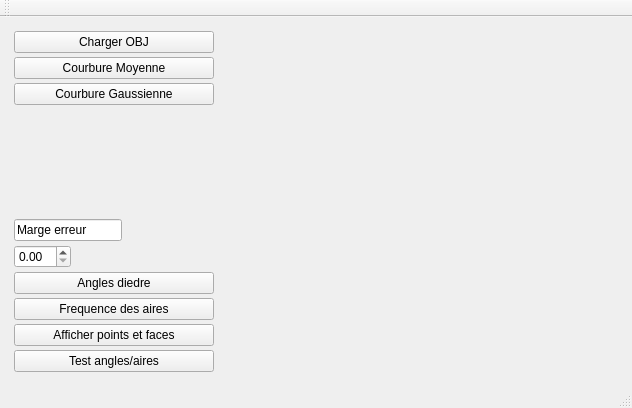
Old version of the form starterLight/mainwindow.ui in the repository SkreyZ/AppliIndus.
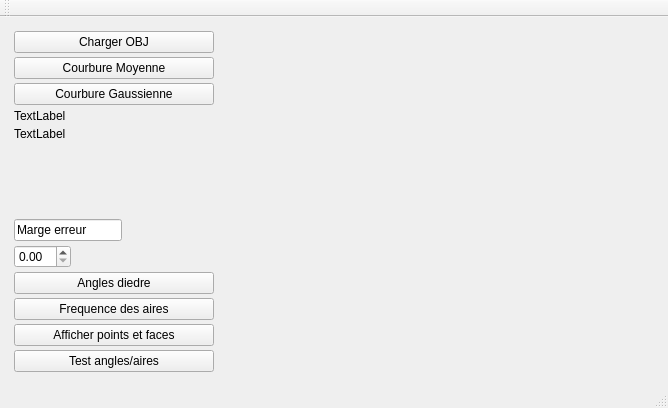
New version of the form. Custom widgets are drawn as their Qt base class.

Patch:
```diff
--- a/starterLight/mainwindow.ui
+++ b/starterLight/mainwindow.ui
@@ -6,7 +6,7 @@
    <rect>
     <x>0</x>
     <y>0</y>
-    <width>632</width>
+    <width>668</width>
     <height>408</height>
    </rect>
   </property>
@@ -72,6 +72,20 @@
          </property>
         </widget>
        </item>
+       <item>
+        <widget class="QLabel" name="label">
+         <property name="text">
+          <string>TextLabel</string>
+         </property>
+        </widget>
+       </item>
+       <item>
+        <widget class="QLabel" name="label_2">
+         <property name="text">
+          <string>TextLabel</string>
+         </property>
+        </widget>
+       </item>
        <item>
         <spacer name="verticalSpacer">
          <property name="orientation">
```
Left out of the diff: 2 changed lines with no effect on the pictures.
